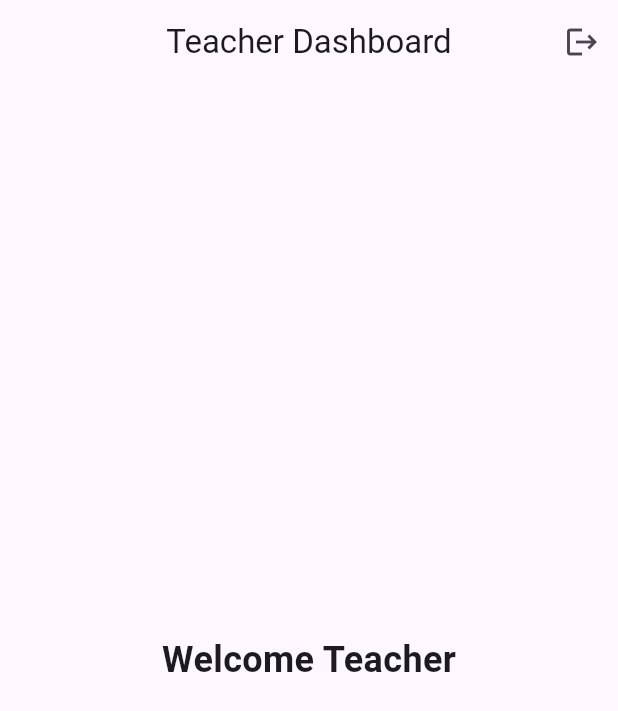
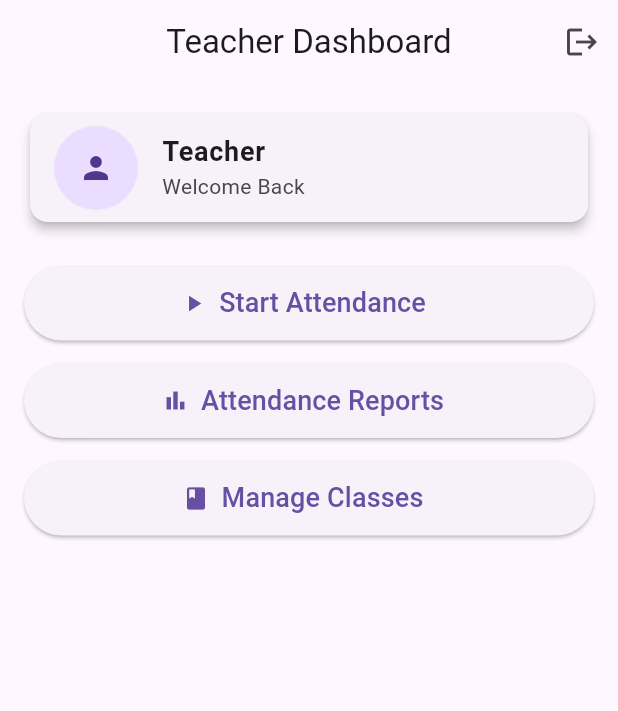
Before and after one commit to FuadIntisar/Smart_Attendance_Tracker, a Flutter app: the TeacherHomeScreen screen opened directly, on a phone screen of 412 x 824 dp. Shown: the top 711 px of the screen. Run offline on Flutter 3.47's test engine with Material 3 defaults, Android fonts, the phone set to English and light mode, and no system bars.

Commit message:
Improved teacher dashboard UI

```diff
--- a/lib/screens/teacher/teacher_home_screen.dart
+++ b/lib/screens/teacher/teacher_home_screen.dart
@@ -7,9 +7,7 @@ class TeacherHomeScreen extends StatelessWidget {
   void logout(BuildContext context) {
     Navigator.pushAndRemoveUntil(
       context,
-      MaterialPageRoute(
-        builder: (context) => const LoginScreen(),
-      ),
+      MaterialPageRoute(builder: (context) => const LoginScreen()),
       (route) => false,
     );
   }
@@ -28,13 +26,71 @@ class TeacherHomeScreen extends StatelessWidget {
         ],
       ),
 
-      body: const Center(
-        child: Text(
-          "Welcome Teacher",
-          style: TextStyle(
-            fontSize: 24,
-            fontWeight: FontWeight.bold,
-          ),
+      body: Padding(
+        padding: const EdgeInsets.all(16),
+        child: Column(
+          crossAxisAlignment: CrossAxisAlignment.start,
+          children: [
+            Card(
+              elevation: 3,
+              child: ListTile(
+                leading: const CircleAvatar(
+                  radius: 28,
+                  child: Icon(Icons.person),
+                ),
+                title: const Text(
+                  "Teacher",
+                  style: TextStyle(fontWeight: FontWeight.bold, fontSize: 18),
+                ),
+                subtitle: const Text("Welcome Back"),
+              ),
+            ),
+
+            const SizedBox(height: 25),
+
+            SizedBox(
+              width: double.infinity,
+              height: 50,
+              child: ElevatedButton.icon(
+                onPressed: () {},
+                icon: const Icon(Icons.play_arrow),
+                label: const Text(
+                  "Start Attendance",
+                  style: TextStyle(fontSize: 18),
+                ),
+              ),
+            ),
+
+            const SizedBox(height: 15),
+
+            SizedBox(
+              width: double.infinity,
+              height: 50,
+              child: ElevatedButton.icon(
+                onPressed: () {},
+                icon: const Icon(Icons.bar_chart),
+                label: const Text(
+                  "Attendance Reports",
+                  style: TextStyle(fontSize: 18),
+                ),
+              ),
+            ),
+
+            const SizedBox(height: 15),
+
+            SizedBox(
+              width: double.infinity,
+              height: 50,
+              child: ElevatedButton.icon(
+                onPressed: () {},
+                icon: const Icon(Icons.class_),
+                label: const Text(
+                  "Manage Classes",
+                  style: TextStyle(fontSize: 18),
+                ),
+              ),
+            ),
+          ],
         ),
       ),
     );
```
